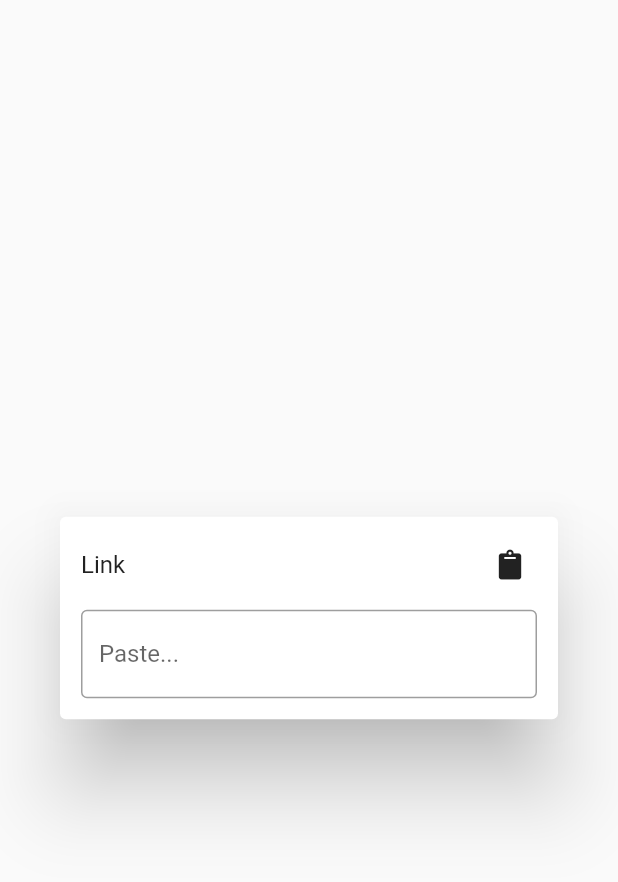
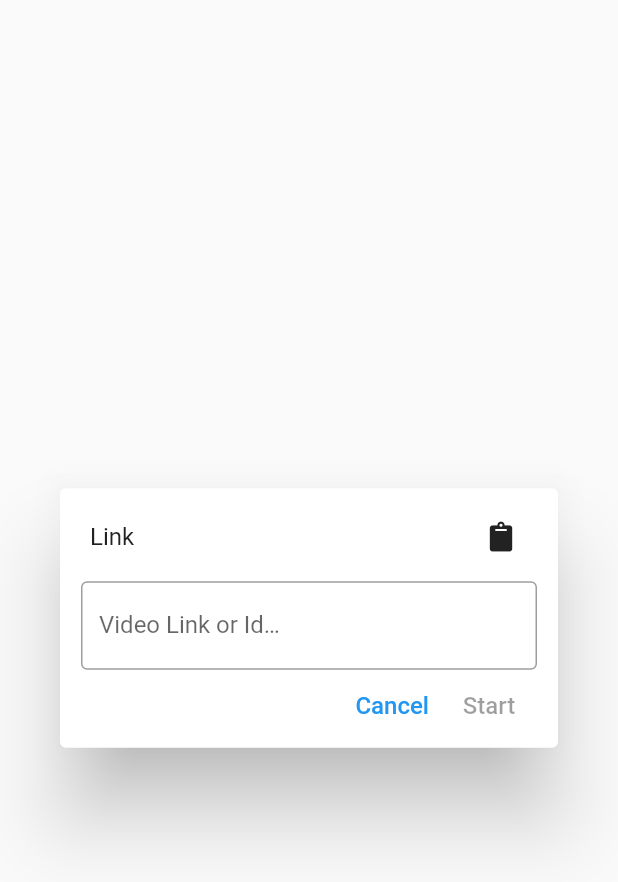
Before and after one commit to OmidNejadabbasi/youtube_downloader, a Flutter app: the YoutubeLinkExtractorDialog widget shown alone on an empty page, opened directly, on a phone screen of 412 x 824 dp. Shown: the top 882 px of the screen. Run offline on Flutter 3.47's test engine with Material 2 defaults, Android fonts, the phone set to English and light mode, and no system bars; project files that could hold a hidden picture were left out.

Commit message:
add dialog action buttons to the dialog

```diff
--- a/lib/pages/main/link_extractor_dialog.dart
+++ b/lib/pages/main/link_extractor_dialog.dart
@@ -22,25 +22,54 @@ class _YoutubeLinkExtractorDialogState
   Widget build(BuildContext context) {
     return Dialog(
       child: Container(
-        padding: const EdgeInsets.all(14),
+        padding: const EdgeInsets.only(left: 14, right: 14, top: 14, bottom: 4),
         child: Column(mainAxisSize: MainAxisSize.min, children: [
-          Row(mainAxisAlignment: MainAxisAlignment.spaceBetween, children: const [
-            Text('Link', style: Styles.labelTextStyle,),
-            NIconButton(
-              icon: CustomIcons.clipboard,
-              iconSize: 20,
-            ),
-          ]),
-          const SizedBox(height: 12,),
+          Container(
+            padding: const EdgeInsets.symmetric(horizontal: 6),
+            child: Row(
+                mainAxisAlignment: MainAxisAlignment.spaceBetween,
+                children: const [
+                  Text(
+                    'Link',
+                    style: Styles.labelTextStyle,
+                  ),
+                  NIconButton(
+                    icon: CustomIcons.clipboard,
+                    iconSize: 20,
+                  ),
+                ]),
+          ),
+          const SizedBox(
+            height: 12,
+          ),
           TextFormField(
             controller: _linkInputController,
-
             decoration: const InputDecoration(
               border: OutlineInputBorder(),
-              labelText: 'Paste...',
+              labelText: 'Video Link or Id…',
               labelStyle: Styles.labelTextStyle,
             ),
           ),
+          Row(
+            mainAxisAlignment: MainAxisAlignment.end,
+            children: [
+            TextButton(
+              onPressed: () {
+                Navigator.pop(context, null);
+              },
+              child: const Text(
+                'Cancel',
+                style: Styles.labelTextStyle,
+              ),
+            ),
+            const TextButton(
+              onPressed: null,
+              child: Text(
+                'Start',
+                style: Styles.labelTextStyle,
+              ),
+            )
+          ],),
         ]),
       ),
     );
```
